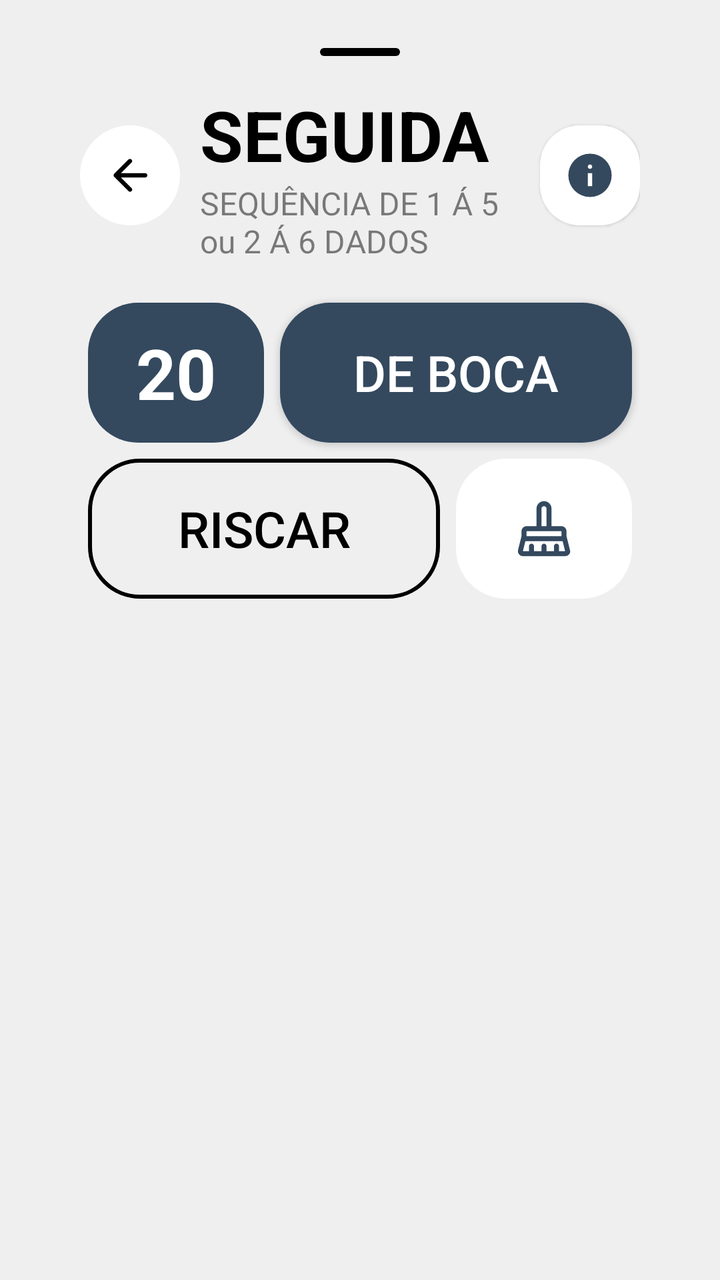
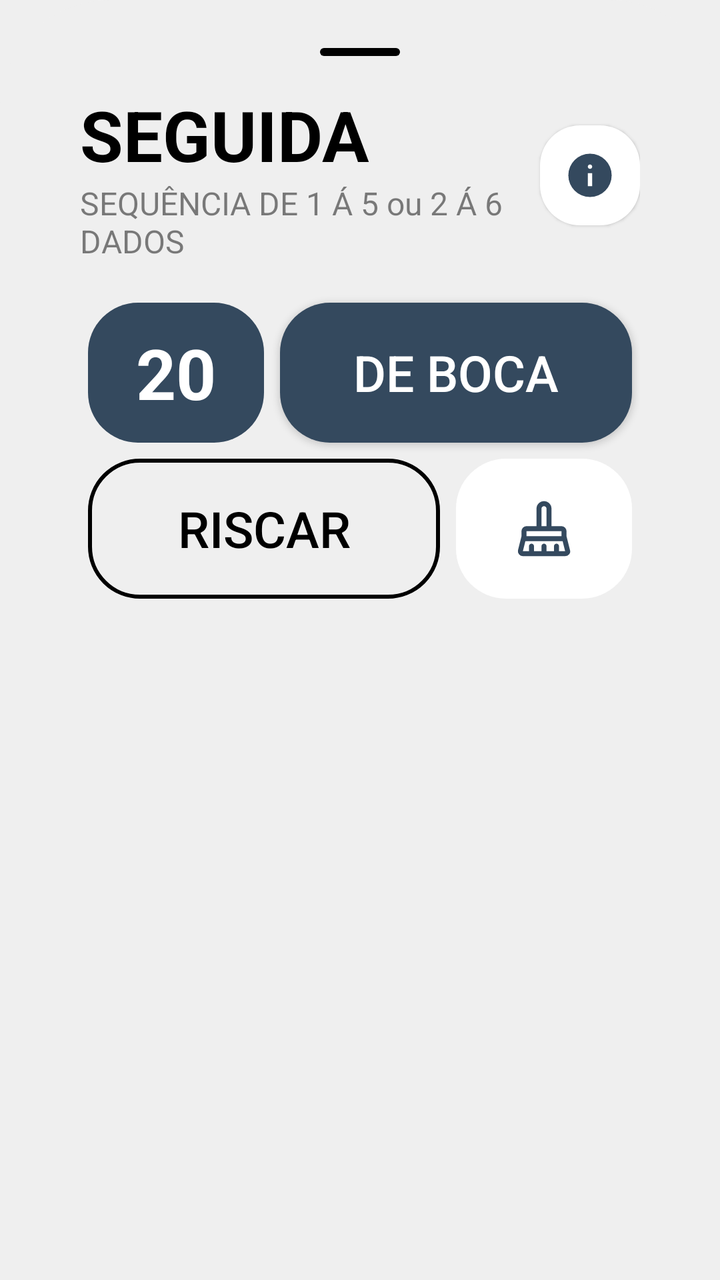

Screens rendered from an Android XML layout before and after an edit, with the pre-edit source and the edit as a unified diff.
<!-- AndroidManifest.xml: application theme Base.Theme.KingOfBozo.Standard -->
<!-- res/layout/box_seguida.xml -->
<?xml version="1.0" encoding="utf-8"?>
<LinearLayout xmlns:android="http://schemas.android.com/apk/res/android"
    xmlns:app="http://schemas.android.com/apk/res-auto"
    xmlns:tools="http://schemas.android.com/tools"
    android:id="@+id/numbers_points"
    android:layout_width="match_parent"
    android:layout_height="wrap_content"
    android:backgroundTint="?attr/customBackground"
    android:background="@drawable/bottom_sheet_background"
    android:orientation="vertical"
    android:padding="24dp">

    <ImageView
        android:layout_width="40dp"
        android:layout_height="4dp"
        android:layout_gravity="center_horizontal"
        android:layout_marginBottom="16dp"
        app:tint="?attr/textFillColor"
        android:src="@drawable/background_card_dark" />


    <LinearLayout
        android:id="@+id/action_bar"
        android:layout_width="match_parent"
        android:layout_height="wrap_content"
        android:paddingHorizontal="16dp"
        android:gravity="center"
        tools:ignore="MissingConstraints">

        <ImageView
            android:id="@+id/button_cancel"
            android:layout_width="50dp"
            android:layout_height="50dp"
            android:backgroundTint="?attr/cardBackgroundColor"
            android:background="@drawable/background_circle_yellow"
            android:padding="12dp"
            android:layout_marginRight="10dp"
            app:tint="?attr/textFillColor"
            android:src="@drawable/ic_arrow_back"
            tools:ignore="ContentDescription" />

        <LinearLayout
            android:layout_width="wrap_content"
            android:layout_height="wrap_content"
            android:orientation="vertical"
            android:layout_weight="1"
            app:layout_constraintStart_toEndOf="@+id/button_back">



            <TextView
                android:id="@+id/scoring_title"
                android:layout_width="wrap_content"
                android:layout_height="wrap_content"
                android:text="SEGUIDA"
                android:textColor="?attr/textFillColor"
                android:textSize="35sp"
                android:textStyle="bold" />
            <TextView
                android:layout_width="wrap_content"
                android:layout_height="wrap_content"
                android:text="SEQUÊNCIA DE 1 Á 5 ou 2 Á 6 DADOS"
                android:alpha="0.5"
                android:textColor="?attr/textFillColor"
                android:textSize="16sp" />

        </LinearLayout>

        <ImageView
            android:id="@+id/button_info"
            android:layout_width="50dp"
            android:layout_height="50dp"
            android:backgroundTint="?attr/cardBackgroundColor"
            android:background="@drawable/background_card_de_boca"
            android:padding="12dp"
            android:layout_marginStart="15dp"
            app:tint="?attr/colorPrimary"
            android:src="@drawable/ic_info"
            android:elevation="1dp"
            tools:ignore="ContentDescription" />

    </LinearLayout>

    <LinearLayout
        android:id="@+id/info_dados"
        android:layout_width="match_parent"
        android:layout_height="wrap_content"
        android:paddingHorizontal="16dp"
        android:paddingTop="16dp"
        android:visibility="gone"
        android:gravity="center_horizontal">

        <ImageView
            android:layout_height="50dp"
            android:layout_width="50dp"
            android:backgroundTint="?attr/cardBackgroundColor"
            android:background="@drawable/background_card_de_boca"
            android:src="@drawable/ic_dice_2"
            app:tint="?attr/colorPrimary"
            android:elevation="2dp"
            android:layout_margin="4dp"/>

        <ImageView
            android:layout_height="50dp"
            android:layout_width="50dp"
            android:backgroundTint="?attr/cardBackgroundColor"
            android:background="@drawable/background_card_de_boca"
            android:src="@drawable/ic_dice_3"
            app:tint="?attr/colorPrimary"
            android:elevation="2dp"
            android:layout_margin="4dp"/>

        <ImageView
            android:layout_height="50dp"
            android:layout_width="50dp"
            android:backgroundTint="?attr/cardBackgroundColor"
            android:background="@drawable/background_card_de_boca"
            android:src="@drawable/ic_dice_4"
            app:tint="?attr/colorPrimary"
            android:elevation="2dp"
            android:layout_margin="4dp"/>

        <ImageView
            android:layout_height="50dp"
            android:layout_width="50dp"
            android:backgroundTint="?attr/cardBackgroundColor"
            android:background="@drawable/background_card_de_boca"
            android:src="@drawable/ic_dice_5"
            app:tint="?attr/colorPrimary"
            android:elevation="2dp"
            android:layout_margin="4dp"/>


        <ImageView
            android:layout_height="50dp"
            android:layout_width="50dp"
            android:backgroundTint="?attr/cardBackgroundColor"
            android:background="@drawable/background_card_de_boca"
            android:src="@drawable/ic_dice_6"
            app:tint="?attr/colorPrimary"
            android:elevation="2dp"
            android:layout_margin="4dp"/>

    </LinearLayout>

    <LinearLayout
        android:layout_width="match_parent"
        android:layout_height="wrap_content"
        android:orientation="vertical"
        android:padding="16dp">

        <GridLayout
            xmlns:android="http://schemas.android.com/apk/res/android"
            xmlns:app="http://schemas.android.com/apk/res-auto"
            android:layout_width="match_parent"
            android:layout_height="wrap_content"
            android:columnCount="3"
            android:rowCount="2">

            <TextView
                android:id="@+id/valor_01"
                android:layout_height="70dp"
                android:layout_width="0dp"
                android:backgroundTint="?attr/colorPrimary"
                android:background="@drawable/background_card_black"
                android:textColor="?attr/customTextBackground"
                android:text="20"
                android:textSize="35dp"
                android:textStyle="bold"
                android:gravity="center"
                android:layout_row="0"
                android:layout_column="0"
                android:layout_columnWeight="1"
                android:layout_gravity="fill"
                android:layout_margin="4dp"/>

            <Button
                android:id="@+id/valor_boca"
                android:layout_height="70dp"
                android:layout_width="0dp"
                app:backgroundTint="?attr/colorPrimary"
                android:background="@drawable/background_card_black"
                app:cornerRadius="20dp"
                android:text="DE BOCA"
                android:textSize="25dp"
                android:textColor="?attr/customTextBackground"
                app:icon="@drawable/ic_de_boca"
                app:iconSize="25dp"
                app:iconTint="?attr/customTextBackground"
                android:gravity="center"
                android:layout_row="0"
                android:layout_column="1"
                android:layout_columnSpan="2"
                android:layout_columnWeight="1"
                android:layout_gravity="fill"
                android:layout_margin="4dp" />



            <ImageView
                android:id="@+id/btn_nulo"
                android:layout_height="70dp"
                android:layout_width="0dp"
                android:backgroundTint="?attr/cardBackgroundColor"
                android:background="@drawable/background_card_black"
                android:src="@drawable/ic_clear"
                app:tint="?attr/colorPrimary"
                android:layout_row="1"
                android:layout_column="2"
                android:layout_columnWeight="1"
                android:layout_gravity="fill"
                android:padding="20dp"
                android:layout_margin="4dp"/>

            <Button
                android:id="@+id/btn_riscar"
                android:layout_height="70dp"
                android:layout_width="0dp"
                app:backgroundTint="?attr/textFillColor"
                android:background="@drawable/background_score_option_riscar"
                app:cornerRadius="20dp"
                android:text="RISCAR"
                android:textSize="25dp"
                android:textColor="?attr/textFillColor"
                app:icon="@drawable/ic_riscar"
                app:iconSize="25dp"
                app:iconTint="?attr/textFillColor"
                android:gravity="center"
                android:layout_row="1"
                android:layout_column="0"
                android:layout_columnSpan="2"
                android:layout_columnWeight="2"
                android:layout_gravity="fill"
                android:layout_margin="4dp" />


        </GridLayout>

    </LinearLayout>


</LinearLayout>
<!-- resources referenced by this layout -->
<resources>
  <!-- drawable background_card_black (drawable) -->
  <shape xmlns:android="http://schemas.android.com/apk/res/android"
      android:shape="rectangle">
      <solid android:color="@color/fundo_light" />
      <corners android:radius="25dp" />
  </shape>
  <!-- drawable background_card_dark (drawable) -->
  <shape xmlns:android="http://schemas.android.com/apk/res/android"
      android:shape="rectangle">
      <solid android:color="@color/fundo_light" />
      <corners android:radius="100dp" />
  </shape>
  <!-- drawable background_card_de_boca (drawable) -->
  <shape xmlns:android="http://schemas.android.com/apk/res/android"
      android:shape="rectangle">
      <solid android:color="@color/fundo_light" />
      <corners android:radius="20dp" />
  </shape>
  <!-- drawable background_circle_yellow (drawable) -->
  <?xml version="1.0" encoding="utf-8"?>
  <shape xmlns:android="http://schemas.android.com/apk/res/android"
      android:shape="oval">
      <solid android:color="@color/fundo_light" />
  </shape>
  <!-- drawable background_score_option_riscar (drawable) -->
  <shape xmlns:android="http://schemas.android.com/apk/res/android"
      android:shape="rectangle">
      <corners android:radius="25dp" />
      <stroke android:width="2dp" android:color="@color/fundo_light" />
      <solid android:color="@android:color/transparent" />
  </shape>
  <!-- drawable bottom_sheet_background (drawable) -->
  <?xml version="1.0" encoding="utf-8"?>
  <shape xmlns:android="http://schemas.android.com/apk/res/android"
      android:shape="rectangle">
      <solid android:color="@color/fundo_light"/>
      <corners android:topLeftRadius="55dp" android:topRightRadius="55dp"/>
  </shape>
  <!-- drawable ic_arrow_back (drawable) -->
  <vector xmlns:android="http://schemas.android.com/apk/res/android"
      android:width="24dp"
      android:height="24dp"
      android:viewportWidth="960"
      android:viewportHeight="960"
      android:tint="@color/fundo_light"
      android:autoMirrored="true">
    <path
        android:fillColor="@android:color/white"
        android:pathData="M313,520L509,716Q521,728 520.5,744Q520,760 508,772Q496,783 480,783.5Q464,784 452,772L188,508Q182,502 179.5,495Q177,488 177,480Q177,472 179.5,465Q182,458 188,452L452,188Q463,177 479.5,177Q496,177 508,188Q520,200 520,216.5Q520,233 508,245L313,440L760,440Q777,440 788.5,451.5Q800,463 800,480Q800,497 788.5,508.5Q777,520 760,520L313,520Z"/>
  </vector>
  <!-- drawable ic_de_boca (drawable) -->
  <vector xmlns:android="http://schemas.android.com/apk/res/android"
      android:width="24dp"
      android:height="24dp"
      android:viewportWidth="960"
      android:viewportHeight="960"
      android:tint="?attr/colorControlNormal">
    <path
        android:fillColor="@android:color/white"
        android:pathData="M320,880L360,600L160,600L520,80L600,80L560,400L800,400L400,880L320,880Z"/>
  </vector>
  <!-- drawable ic_dice_2 (drawable) -->
  <vector xmlns:android="http://schemas.android.com/apk/res/android"
      android:width="24dp"
      android:height="24dp"
      android:viewportWidth="24"
      android:viewportHeight="24">
      <path
          android:fillColor="@color/fundo_light"
          android:pathData="M7.5,7.5m-1.5,0a1.5,1.5 0,1 1,3 0a1.5,1.5 0,1 1,-3 0"/>
      <path
          android:fillColor="@color/fundo_light"
          android:pathData="M16.5,16.5m-1.5,0a1.5,1.5 0,1 1,3 0a1.5,1.5 0,1 1,-3 0"/>
  </vector>
  <color name="fundo_light">#EFEFEF</color>
  <color name="padrao">#34495e</color>
  <color name="text_dark">#000000</color>
  <color name="text_light">#FFFFFF</color>
  <color name="icon_dark">#000000</color>
  <color name="icon_light">#FFFFFF</color>
  <color name="card_light">#FFFFFF</color>
  <color name="card_dark">#313131</color>
  <!-- unchanged entries left out for length: 9 -->
</resources>

<!-- the commit's change to res/layout/box_seguida.xml (unified diff, before → after) -->
@@ -27,17 +27,17 @@
         android:gravity="center"
         tools:ignore="MissingConstraints">
 
-        <ImageView
-            android:id="@+id/button_cancel"
-            android:layout_width="50dp"
-            android:layout_height="50dp"
-            android:backgroundTint="?attr/cardBackgroundColor"
-            android:background="@drawable/background_circle_yellow"
-            android:padding="12dp"
-            android:layout_marginRight="10dp"
-            app:tint="?attr/textFillColor"
-            android:src="@drawable/ic_arrow_back"
-            tools:ignore="ContentDescription" />
+
+
+
+
+
+
+
+
+
+
+
 
         <LinearLayout
             android:layout_width="wrap_content"
<!-- resource entries referenced after the edit -->
@@ -18,12 +18,6 @@
       <solid android:color="@color/fundo_light" />
       <corners android:radius="20dp" />
   </shape>
-  <!-- drawable background_circle_yellow (drawable) -->
-  <?xml version="1.0" encoding="utf-8"?>
-  <shape xmlns:android="http://schemas.android.com/apk/res/android"
-      android:shape="oval">
-      <solid android:color="@color/fundo_light" />
-  </shape>
   <!-- drawable background_score_option_riscar (drawable) -->
   <shape xmlns:android="http://schemas.android.com/apk/res/android"
       android:shape="rectangle">
@@ -38,18 +32,6 @@
       <solid android:color="@color/fundo_light"/>
       <corners android:topLeftRadius="55dp" android:topRightRadius="55dp"/>
   </shape>
-  <!-- drawable ic_arrow_back (drawable) -->
-  <vector xmlns:android="http://schemas.android.com/apk/res/android"
-      android:width="24dp"
-      android:height="24dp"
-      android:viewportWidth="960"
-      android:viewportHeight="960"
-      android:tint="@color/fundo_light"
-      android:autoMirrored="true">
-    <path
-        android:fillColor="@android:color/white"
-        android:pathData="M313,520L509,716Q521,728 520.5,744Q520,760 508,772Q496,783 480,783.5Q464,784 452,772L188,508Q182,502 179.5,495Q177,488 177,480Q177,472 179.5,465Q182,458 188,452L452,188Q463,177 479.5,177Q496,177 508,188Q520,200 520,216.5Q520,233 508,245L313,440L760,440Q777,440 788.5,451.5Q800,463 800,480Q800,497 788.5,508.5Q777,520 760,520L313,520Z"/>
-  </vector>
   <!-- drawable ic_de_boca (drawable) -->
   <vector xmlns:android="http://schemas.android.com/apk/res/android"
       android:width="24dp"
